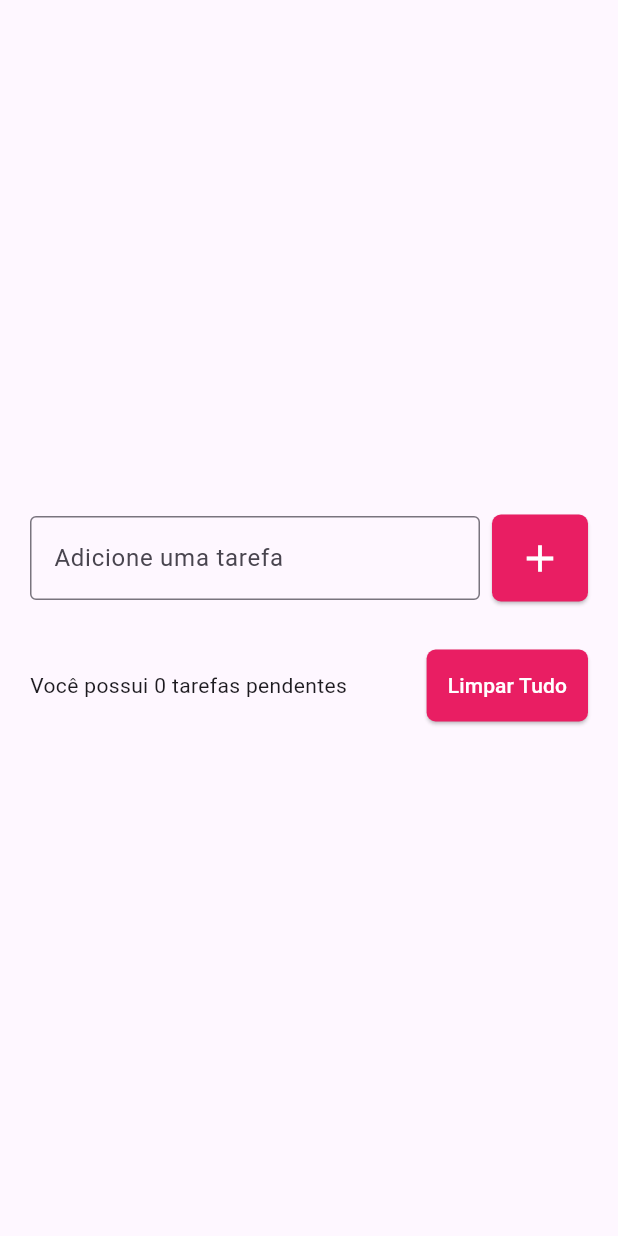
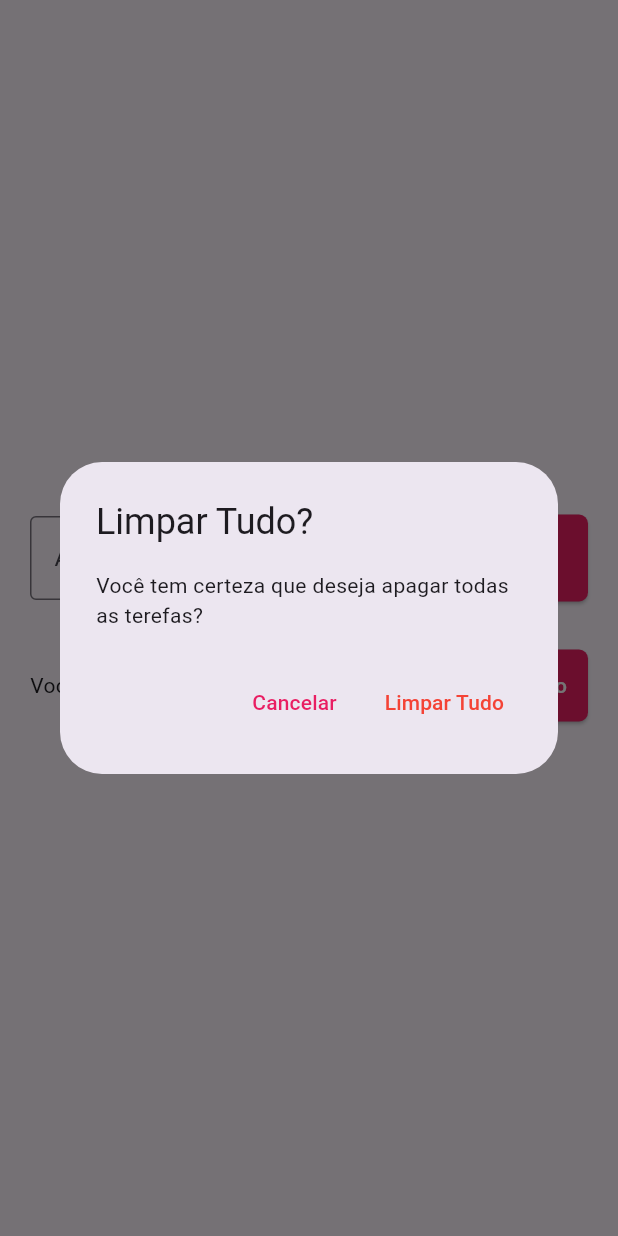
Before and after one commit to abigailmvlima/flutter-listaTarefas, a Flutter app: the screen it shows after launch, after a tap on "Limpar Tudo", on a phone screen of 412 x 824 dp. Run offline on Flutter 3.47's test engine with Material 3 defaults, Android fonts, the phone set to English and light mode, and no system bars; our stand-ins replace flutter_slidable.

Commit message:
implementei o botao limpar tudo

```diff
--- a/lib/pages/todo_list_page.dart
+++ b/lib/pages/todo_list_page.dart
@@ -90,7 +90,7 @@ class _TodoListPageState extends State<TodoListPage> {
                       width: 8,
                     ),
                     ElevatedButton(
-                      onPressed: () {},
+                      onPressed: showDeleteTodosConfirmationDialog,
                       style: ElevatedButton.styleFrom(
                           backgroundColor: Colors.pink,
                           padding: const EdgeInsets.all(14),
@@ -139,4 +139,28 @@ class _TodoListPageState extends State<TodoListPage> {
         ),
     );
   }
+  void showDeleteTodosConfirmationDialog() {
+    showDialog(context: context, builder: (context) => AlertDialog(
+      title: const Text('Limpar Tudo?'),
+      content: const Text('Você tem certeza que deseja apagar todas as terefas?'),
+      actions: [
+        TextButton(
+        onPressed: () {
+          Navigator.of(context).pop();
+        },
+        child: const Text('Cancelar', style: TextStyle(color: Colors.pink),),),
+        TextButton(
+          onPressed: () {
+            Navigator.of(context).pop();
+            deletedAllTodos();
+          },
+          child: const Text('Limpar Tudo', style: TextStyle(color: Colors.red),),),
+      ],
+    ));
+  }
+  void deletedAllTodos() {
+    setState(() {
+      todos.clear();
+    });
+  }
 }
```
